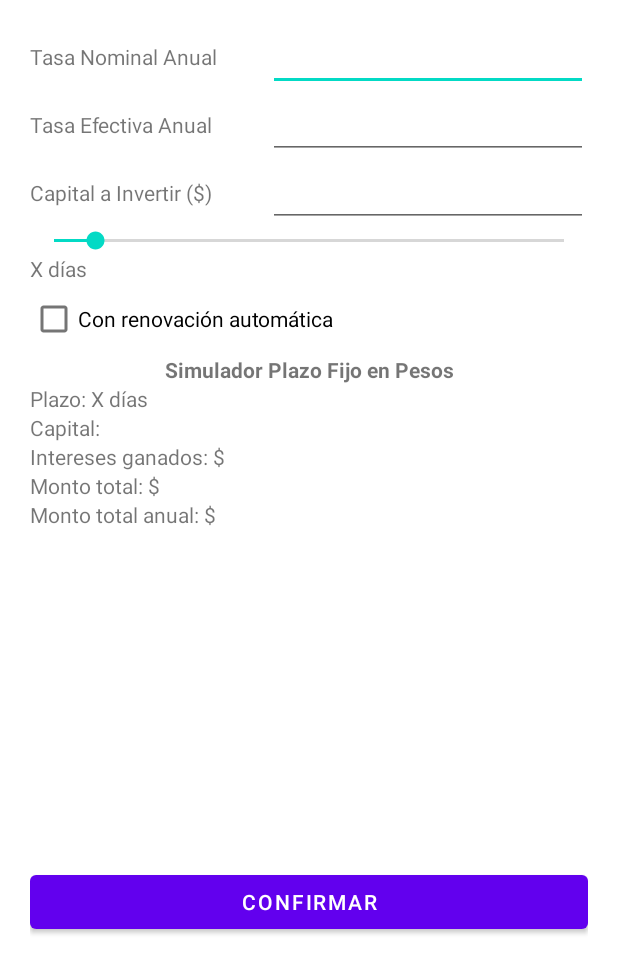
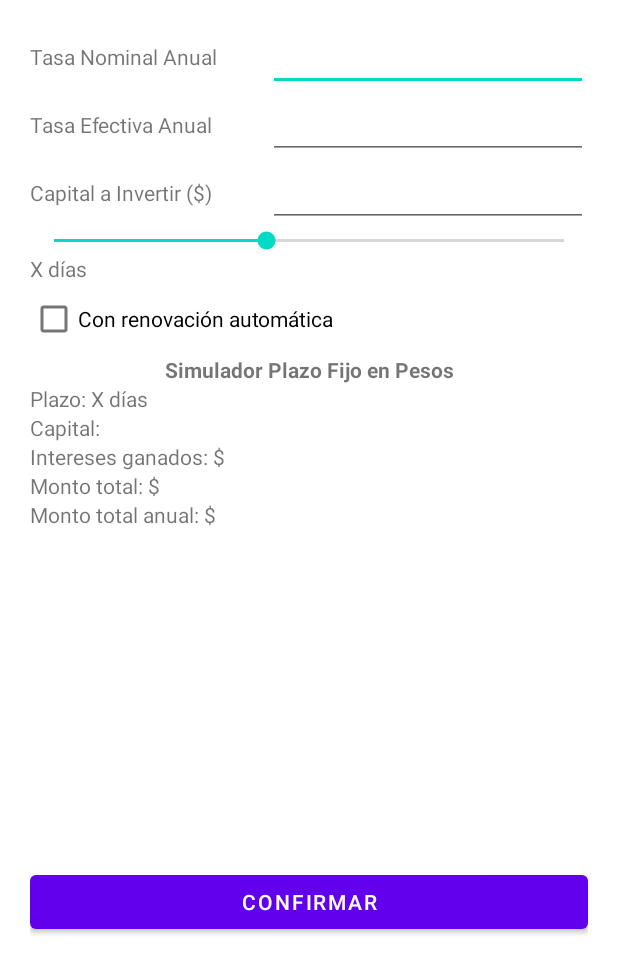
Before and after one commit to arasar/BancoUTN, an Android app: the screen it shows after launch (SimularActivity), after a tap on "SIMULAR", on a phone screen of 412 x 824 dp, the part 268-1236 px from its top. Run offline under Robolectric (Android 15) with nearby library versions, the phone set to English and light mode, and no system bars.

Commit message:
mostrar dias no funciona

```diff
--- a/app/src/main/java/com/example/bancoutn_triplea/MainActivity.java
+++ b/app/src/main/java/com/example/bancoutn_triplea/MainActivity.java
@@ -1,5 +1,6 @@
 package com.example.bancoutn_triplea;
 
+import androidx.annotation.Nullable;
 import androidx.appcompat.app.AppCompatActivity;
 import androidx.appcompat.widget.Toolbar;
 
@@ -10,6 +11,7 @@ import android.util.Log;
 import android.view.View;
 import android.widget.ArrayAdapter;
 import android.widget.Button;
+import android.widget.EditText;
 import android.widget.Spinner;
 
 import com.example.bancoutn_triplea.databinding.ActivityMainBinding;
@@ -20,6 +22,12 @@ public class MainActivity extends AppCompatActivity {
 
     private ActivityMainBinding binding;
 
+    private EditText nombre;
+    private EditText apellido;
+    private Spinner monedas;
+    private ArrayAdapter<String> adapter;
+    Bundle dias;
+
     @Override
     protected void onCreate(Bundle savedInstanceState) {
         super.onCreate(savedInstanceState);
@@ -28,27 +36,42 @@ public class MainActivity extends AppCompatActivity {
 
         Toolbar tool1 = binding.toolbar;
         setSupportActionBar(tool1);
-        String [] opciones_monedas = new String[] {"PESOS","DOLARES"};
-        Spinner monedas = binding.spinnerMonedas;
-        ArrayAdapter<String> adapter = new ArrayAdapter<>(this, android.R.layout.simple_spinner_item, opciones_monedas);
+        String[] opciones_monedas = new String[]{"PESOS", "DOLARES"};
+        monedas = binding.spinnerMonedas;
+        adapter = new ArrayAdapter<>(this, android.R.layout.simple_spinner_item, opciones_monedas);
         adapter.setDropDownViewResource(android.R.layout.simple_spinner_dropdown_item);
         monedas.setAdapter(adapter);
-
         Button constituirBtn = binding.button2;
         constituirBtn.setEnabled(false);
         constituirBtn.setOnClickListener(view -> mostrarAlerta());
+        nombre = binding.inputNombre;
+        apellido = binding.inputApellido;
+        //dias = getIntent().getExtras();
+        //int diasInv = dias.getInt("dias");
+        Intent mIntent = getIntent();
+        int diasInv = mIntent.getIntExtra("dias", 0);
+
     }
 
     private void mostrarAlerta() {
         new AlertDialog.Builder(this)
-                .setTitle("Felicitaciones {nombre} {apellido}!")
-                .setMessage("Tu plazo fijo de {capital} {moneda} por {dias} ha sido constituido!")
-                .setPositiveButton("Piola!", (dialogInterface, which) -> Log.d("Mensaje","Plazo fijo constituido"))
+                .setTitle("Felicitaciones "
+                        + nombre.getText() + " "
+                        + apellido.getText() + "! ")
+                .setMessage("Tu plazo fijo de "
+                        + adapter.getItem(monedas.getSelectedItemPosition())
+                        + " por " + diasInv
+                        + " ha sido constituido!")
+                .setPositiveButton("Piola!", (dialogInterface, which) -> Log.d("Mensaje", "Plazo fijo constituido"))
                 .show();
     }
 
-    public void mostrarPantallaSimular(View view){
+    public void mostrarPantallaSimular(View view) {
         Intent intent = new Intent(this, SimularActivity.class);
+        intent.putExtra("moneda", adapter.getItem(monedas.getSelectedItemPosition()));
         startActivity(intent);
+        //para habilitar el constituir y probar el cuadro (hay que arreglar)
+        Button constituirBtn = binding.button2;
+        constituirBtn.setEnabled(true);
     }
 }
--- a/app/src/main/java/com/example/bancoutn_triplea/SimularActivity.java
+++ b/app/src/main/java/com/example/bancoutn_triplea/SimularActivity.java
@@ -6,6 +6,8 @@ import android.content.Intent;
 import android.os.Bundle;
 import android.view.View;
 import android.widget.Button;
+import android.widget.EditText;
+import android.widget.SeekBar;
 
 import com.example.bancoutn_triplea.databinding.ActivityMainBinding;
 import com.example.bancoutn_triplea.databinding.ActivitySimularBinding;
@@ -13,6 +15,13 @@ import com.example.bancoutn_triplea.databinding.ActivitySimularBinding;
 public class SimularActivity extends AppCompatActivity {
 
     private ActivitySimularBinding binding;
+
+    //Estas variables las necesito para validar que hayan ingresado todos los campo
+    //y para despues poder devolver a la otra pantalla
+    private EditText TasaNominal;
+    private EditText TasaEfectiva;
+    private EditText capitalAInvertir;
+    private SeekBar dias;
 
     @Override
     protected void onCreate(Bundle savedInstanceState) {
@@ -24,10 +33,13 @@ public class SimularActivity extends AppCompatActivity {
 
         Button simularBtn = binding.simularBtn;
 
+        dias = binding.seekBarSimular;
+
     }
 
     public void confirmarSimulacion(View view){
-
+        Intent intent = new Intent(this, MainActivity.class);
+        intent.putExtra("dias", dias.getProgress()*30);
         finish();
     }
 
--- a/app/src/main/res/layout/activity_main.xml
+++ b/app/src/main/res/layout/activity_main.xml
@@ -58,14 +58,14 @@
 
             <TextView
                 android:id="@+id/textView5"
-                android:layout_width="wrap_content"
+                android:layout_width="0dp"
                 android:layout_height="wrap_content"
                 android:layout_gravity="left|center_vertical"
                 android:layout_weight="1"
                 android:text="Nombre" />
 
             <EditText
-                android:id="@+id/editTextTextPersonName"
+                android:id="@+id/inputNombre"
                 android:layout_width="wrap_content"
                 android:layout_height="wrap_content"
                 android:layout_gravity="right|center_vertical"
@@ -89,7 +89,7 @@
                 android:text="Apellido" />
 
             <EditText
-                android:id="@+id/editTextTextPersonName2"
+                android:id="@+id/inputApellido"
                 android:layout_width="wrap_content"
                 android:layout_height="wrap_content"
                 android:layout_gravity="right|center_vertical"
--- a/app/src/main/res/layout/activity_simular.xml
+++ b/app/src/main/res/layout/activity_simular.xml
@@ -106,7 +106,7 @@
                 android:text="Capital a Invertir ($)" />
 
             <EditText
-                android:id="@+id/CapitalAInvertir"
+                android:id="@+id/capitalAInvertir"
                 android:layout_width="wrap_content"
                 android:layout_height="wrap_content"
                 android:layout_gravity="right|center_vertical"
@@ -120,7 +120,8 @@
             android:id="@+id/seekBarSimular"
             android:layout_width="match_parent"
             android:layout_height="wrap_content"
-            android:progress="8"/>
+            android:progress="5"
+            android:max="12"/>
 
         <TextView
             android:id="@+id/textView"
```
